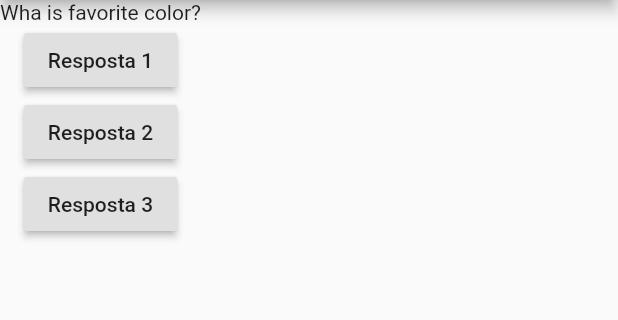
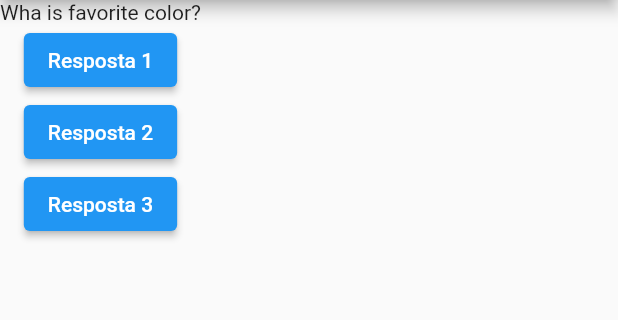
Before and after one commit to DavidCarrilho/projeto_perguntas, a Flutter app: the screen it shows after launch, after a tap on "Resposta 1", on a phone screen of 412 x 824 dp, the part 84-404 px from its top. Run offline on Flutter 3.47's test engine with Material 2 defaults, Android fonts, the phone set to English and light mode, and no system bars.

```diff
--- a/lib/main.dart
+++ b/lib/main.dart
@@ -1,5 +1,5 @@
-import 'package:flutter/cupertino.dart';
 import 'package:flutter/material.dart';
+import 'dart:developer' as developer;
 
 main() => runApp(PerguntaApp());
 
@@ -11,8 +11,11 @@ class PerguntaApp extends StatelessWidget {
 
   PerguntaApp({Key key}) : super(key: key);
 
-  void responder(){
-
+  void responder() {
+    developer.log(
+      'Pergunta respondida',
+      name: 'method responder',
+    );
   }
 
   @override
@@ -26,15 +29,15 @@ class PerguntaApp extends StatelessWidget {
         body: Column(
           children: <Widget>[
             Text(perguntas[0]),
-            RaisedButton(
+            ElevatedButton(
               child: Text('Resposta 1'),
-              onPressed: () {},
+              onPressed: responder,
             ),
-            RaisedButton(
+            ElevatedButton(
               child: Text('Resposta 2'),
               onPressed: () {},
             ),
-            RaisedButton(
+            ElevatedButton(
               child: Text('Resposta 3'),
               onPressed: () {},
             )
```
Also changed, not shown: pubspec.lock, 1 other file.
